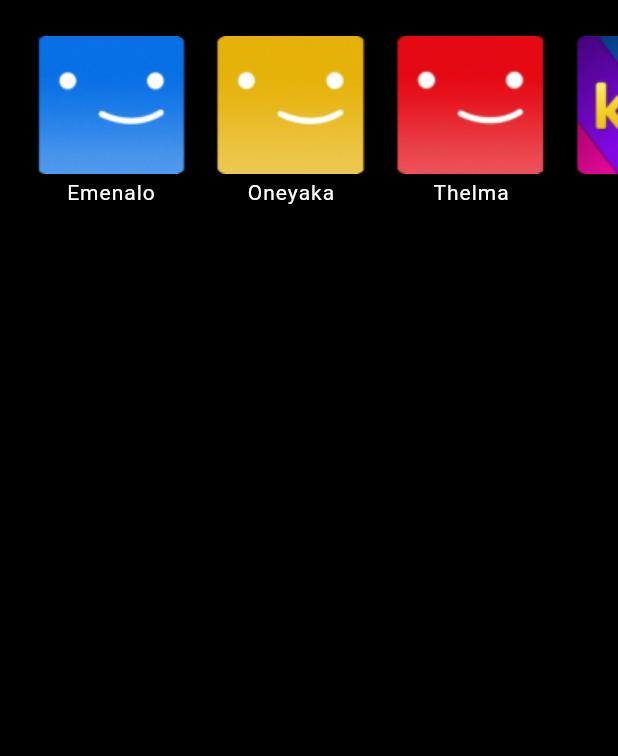
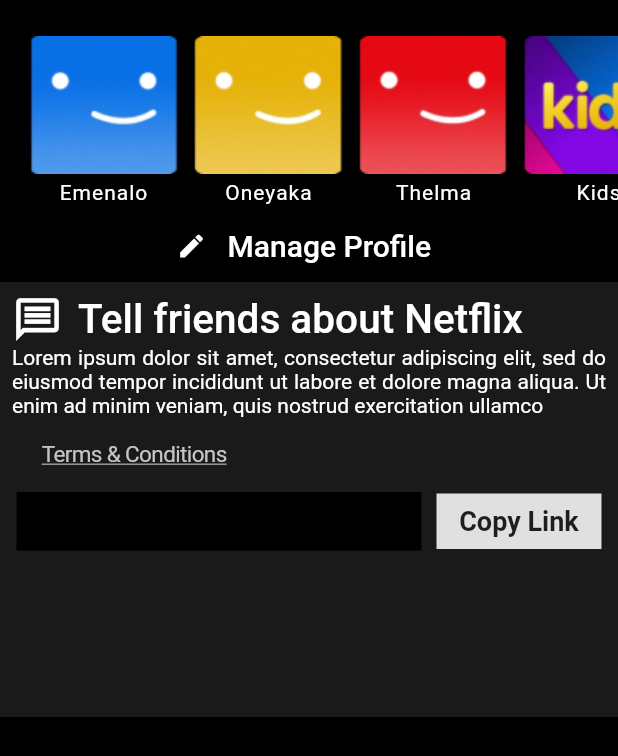
Before and after one commit to NibinBiju/Netflix_clone, a Flutter app: the MorePage screen opened directly, on a phone screen of 412 x 824 dp. Shown: the top 756 px of the screen. Run offline on Flutter 3.47's test engine with Material 2 defaults, Android fonts, the phone set to English and light mode, and no system bars; our stand-ins replace carousel_slider, youtube_player_flutter.

Commit message:
upadated manage profile settings in more page

```diff
--- a/lib/view/more_page/more_page.dart
+++ b/lib/view/more_page/more_page.dart
@@ -1,9 +1,10 @@
+import 'package:flutter/cupertino.dart';
 import 'package:flutter/material.dart';
 import 'package:netflix_clone/db/db_models/db_models.dart';
 import 'package:netflix_clone/utils/colors.dart';
 import 'package:netflix_clone/utils/image_constants.dart';
+import 'package:netflix_clone/view/home/head_text.dart';
 import 'package:netflix_clone/view/home/subtext.dart';
-import 'package:netflix_clone/view/profile_page/add_button.dart';
 
 class MorePage extends StatelessWidget {
   const MorePage({super.key});
@@ -16,7 +17,7 @@ class MorePage extends StatelessWidget {
         body: Column(
           children: [
             SizedBox(
-              height: 160,
+              height: 140,
               child: ListView.builder(
                 padding: const EdgeInsets.only(
                   left: 14,
@@ -26,11 +27,136 @@ class MorePage extends StatelessWidget {
                 itemCount: NetflixImageConst.image.length + 1,
                 itemBuilder: (context, index) {
                   if (NetflixImageConst.image.length == index) {
-                    return const AddButton();
+                    return Padding(
+                      padding: const EdgeInsets.only(top: 4),
+                      child: Column(
+                        children: [
+                          Container(
+                            width: 95,
+                            height: 90,
+                            decoration: BoxDecoration(
+                                border: Border.all(
+                              width: 2,
+                              color: Colors.grey,
+                            )),
+                            child: Center(
+                              child: Image.asset(
+                                'assets/images/ant-design_plus-outlined (2).png',
+                              ),
+                            ),
+                          ),
+                        ],
+                      ),
+                    );
                   }
                   return ProfileCard(
                       profileModel: NetflixImageConst.image[index]);
                 },
+              ),
+            ),
+            Padding(
+              padding: const EdgeInsets.only(right: 21),
+              child: Row(
+                mainAxisAlignment: MainAxisAlignment.center,
+                children: [
+                  IconButton(
+                      onPressed: () {},
+                      icon: const Icon(
+                        Icons.edit,
+                        color: Colors.white,
+                        size: 20,
+                      )),
+                  const HeadText(
+                    htext: 'Manage Profile',
+                    fontsize: 20,
+                  )
+                ],
+              ),
+            ),
+            Container(
+              width: MediaQuery.of(context).size.width,
+              height: 290,
+              color: const Color.fromRGBO(26, 26, 26, 1),
+              child: Padding(
+                padding: const EdgeInsets.all(8.0),
+                child: Column(
+                  children: [
+                    const Row(
+                      children: [
+                        Icon(
+                          Icons.message_outlined,
+                          color: Colors.white,
+                          size: 34,
+                        ),
+                        SizedBox(
+                          width: 10,
+                        ),
+                        HeadText(
+                          htext: 'Tell friends about Netflix',
+                          fontsize: 27,
+                        )
+                      ],
+                    ),
+                    const Text(
+                      'Lorem ipsum dolor sit amet, consectetur adipiscing elit, sed do eiusmod tempor incididunt ut labore et dolore magna aliqua. Ut enim ad minim veniam, quis nostrud exercitation ullamco ',
+                      style: TextStyle(
+                        color: Colors.white,
+                      ),
+                      textAlign: TextAlign.justify,
+                    ),
+                    Row(
+                      children: [
+                        CupertinoButton(
+                            child: const Text(
+                              'Terms & Conditions',
+                              style: TextStyle(
+                                color: Color.fromRGBO(196, 196, 196, 1),
+                                fontSize: 15,
+                                decoration: TextDecoration.underline,
+                              ),
+                            ),
+                            onPressed: () {}),
+                      ],
+                    ),
+                    Row(
+                      mainAxisAlignment: MainAxisAlignment.center,
+                      children: [
+                        Container(
+                          height: 39,
+                          width: 270,
+                          color: Colors.black,
+                          child: const TextField(
+                            style: TextStyle(
+                              fontSize: 24,
+                              color: Colors.white,
+                            ),
+                            cursorHeight: 20,
+                            cursorColor: Colors.black,
+                            decoration: InputDecoration(
+                              focusedBorder: InputBorder.none,
+                            ),
+                          ),
+                        ),
+                        const SizedBox(
+                          width: 10,
+                        ),
+                        Container(
+                          height: 37,
+                          width: 110,
+                          color: Colors.grey[300],
+                          child: const Center(
+                              child: Text(
+                            'Copy Link',
+                            style: TextStyle(
+                              fontSize: 18,
+                              fontWeight: FontWeight.w700,
+                            ),
+                          )),
+                        ),
+                      ],
+                    )
+                  ],
+                ),
               ),
             )
           ],
@@ -51,7 +177,7 @@ class ProfileCard extends StatelessWidget {
     return Column(
       children: [
         SizedBox(
-          width: 120,
+          width: 110,
           height: 100,
           child: Image.asset(
             profileModel.profileImage,
```
Also changed, not shown: assets/images/ant-design_plus-outlined (2).png (added).
